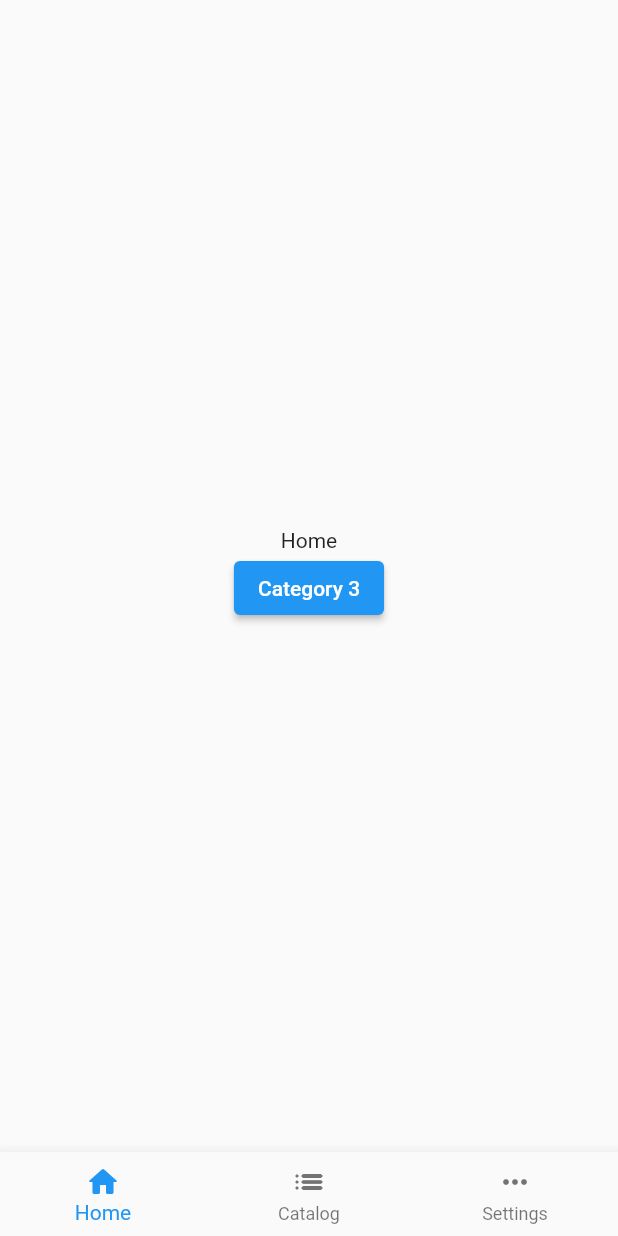
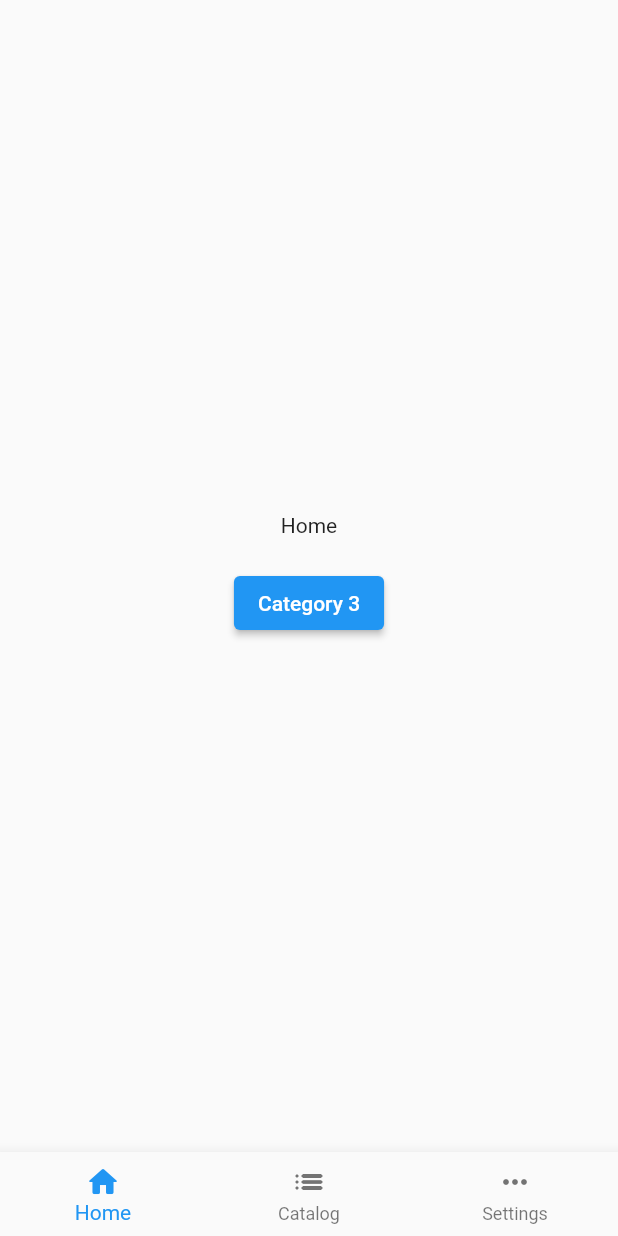
Before and after one commit to echedev/theseus-navigator, a Flutter app: the screen it shows after launch, on a phone screen of 412 x 824 dp. Run offline on Flutter 3.47's test engine with Material 2 defaults, Android fonts, the phone set to English and light mode, and no system bars.

Commit message:
Fix example

```diff
--- a/example/lib/home/home_screen.dart
+++ b/example/lib/home/home_screen.dart
@@ -13,7 +13,9 @@ class HomeScreen extends StatelessWidget {
         mainAxisAlignment: MainAxisAlignment.center,
         children: [
           Text('Home'),
-          ElevatedButton(
+          Padding(
+            padding: const EdgeInsets.only(top: 20.0),
+            child: ElevatedButton(
                 onPressed: () async {
                   navigationScheme.goTo(CatalogDestinations.categories.copyWith(
                       parameters: CategoriesDestinationParameters(
@@ -23,6 +25,7 @@ class HomeScreen extends StatelessWidget {
                           .copyWith(reset: true)));
                 },
                 child: Text('Category 3')),
+          ),
         ],
       ),
     );
```
Lines whose indentation alone changed are shown as unchanged.
